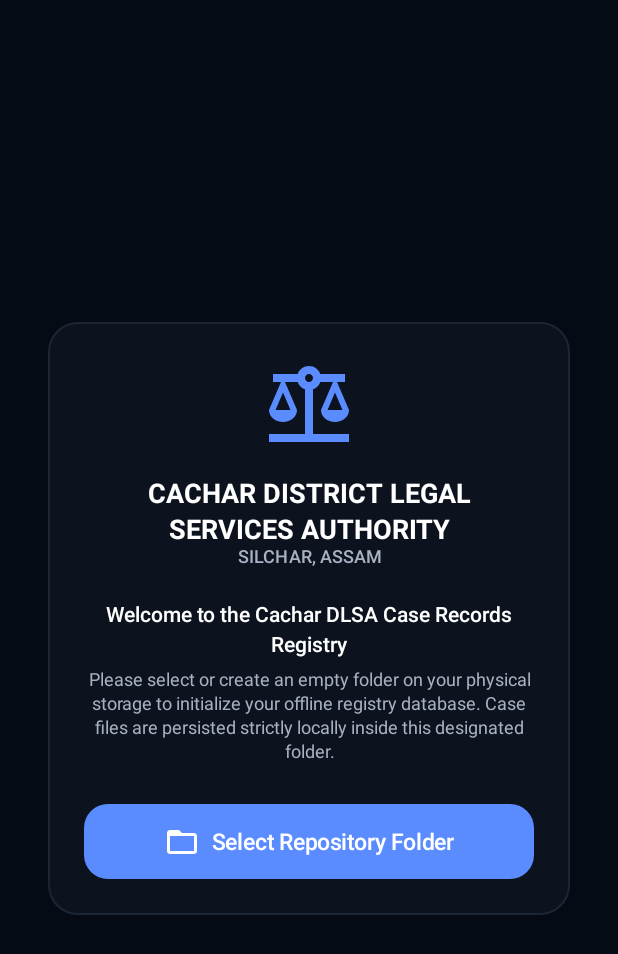
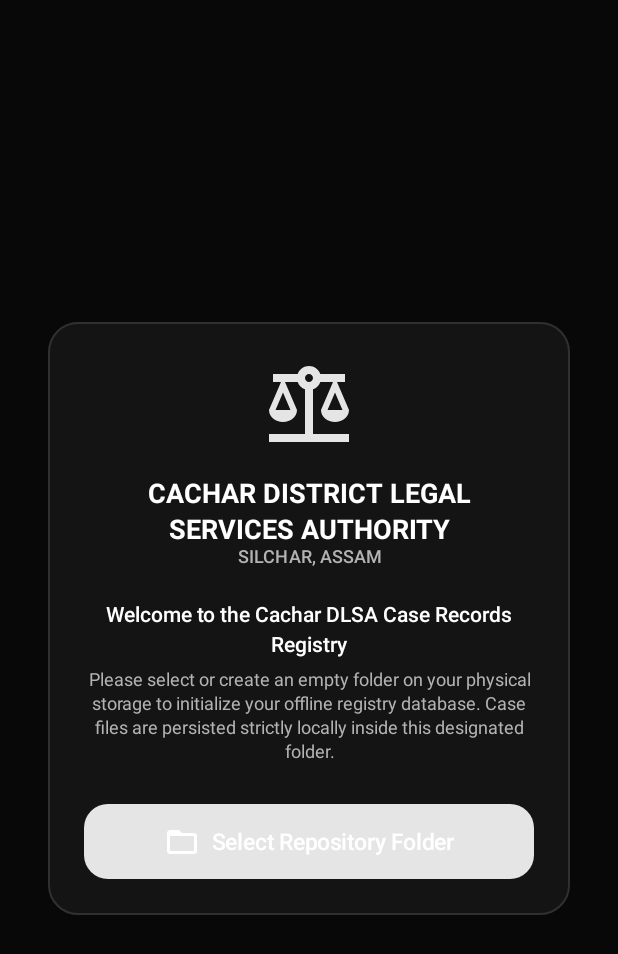
Before and after one commit to imjishan/dlsacachar-mediation-appv1, an Android app built with Jetpack Compose: the screen it shows after launch (MainActivity), on a phone screen of 412 x 824 dp. Shown: the top 954 px of the screen. Run offline under Robolectric (Android 15) with nearby library versions, the phone set to English and light mode, and no system bars.

Commit message:
Apply monochrome dark design palette

```diff
--- a/app/src/main/java/com/example/ui/theme/Color.kt
+++ b/app/src/main/java/com/example/ui/theme/Color.kt
@@ -2,23 +2,23 @@ package com.example.ui.theme
 
 import androidx.compose.ui.graphics.Color
 
-// Design System Colors (Dark Theme Only)
-val BackgroundColor = Color(0xFF050B14) // Deep midnight black-blue
-val SurfaceCardColor = Color(0xFF0C131E) // Sleek dark card container
-val SecondarySurfaceColor = Color(0xFF121A24) // Lighter for interactive surfaces
-val InputFieldColor = Color(0xFF0C131E) // Matches search bar background
-val DividerColor = Color(0xFF1B2635) // Very clean subtle dark border
+// Monochrome design system — dark theme only.
+val BackgroundColor = Color(0xFF080808)
+val SurfaceCardColor = Color(0xFF141414)
+val SecondarySurfaceColor = Color(0xFF202020)
+val InputFieldColor = Color(0xFF171717)
+val DividerColor = Color(0xFF303030)
 
-// Accent Colors
-val PrimaryBlue = Color(0xFF5B8CFF)
-val SuccessGreen = Color(0xFF34C759)
-val WarningOrange = Color(0xFFFF9F43)
-val ErrorRed = Color(0xFFFF5D73)
-val AccentPurple = Color(0xFF9B7BFF)
-val AccentTeal = Color(0xFF44D7B6)
+// Semantic aliases remain neutral to preserve existing UI references.
+val PrimaryBlue = Color(0xFFE5E5E5)
+val SuccessGreen = Color(0xFFBDBDBD)
+val WarningOrange = Color(0xFF999999)
+val ErrorRed = Color(0xFF808080)
+val AccentPurple = Color(0xFFCCCCCC)
+val AccentTeal = Color(0xFFA6A6A6)
 
 // Text Colors
 val TextPrimary = Color(0xFFFFFFFF)
-val TextSecondary = Color(0xFFA7B1C2)
-val TextMuted = Color(0xFF738095)
-val TextDisabled = Color(0xFF4D5A6A)
+val TextSecondary = Color(0xFFB3B3B3)
+val TextMuted = Color(0xFF808080)
+val TextDisabled = Color(0xFF555555)
```
